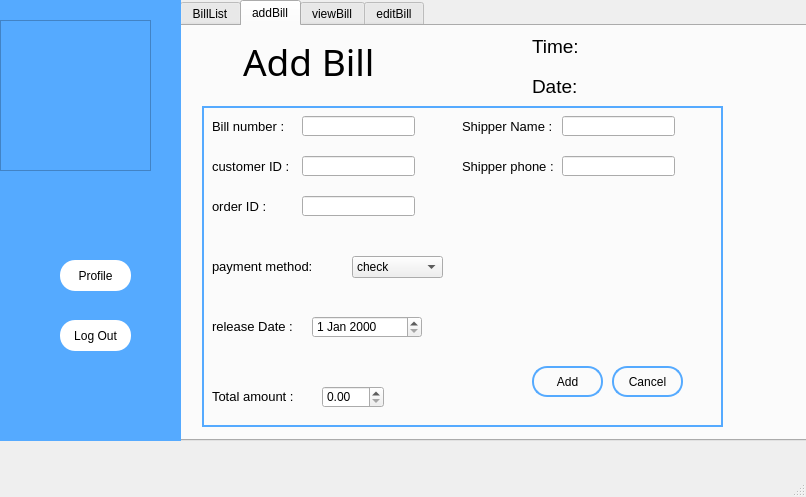
This is mainwindow.ui in KhairiSlimani/SmartFactory as Qt 5 draws it before an edit. The edited form follows.
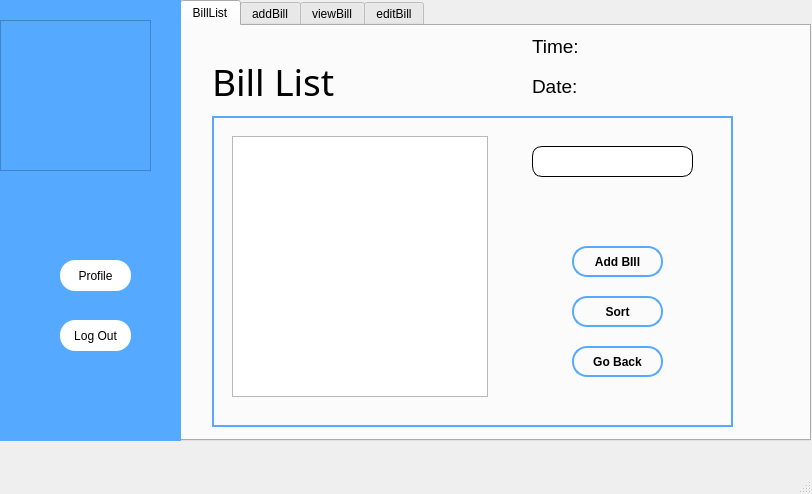
This is the edited form. The open tabs and pages were chosen to show the change. Icons and pictures are not drawn.

What changed in the file:
```diff
--- a/mainwindow.ui
+++ b/mainwindow.ui
@@ -6,8 +6,8 @@
    <rect>
     <x>0</x>
     <y>0</y>
-    <width>806</width>
-    <height>497</height>
+    <width>812</width>
+    <height>494</height>
    </rect>
   </property>
   <property name="windowTitle">
@@ -1915,12 +1915,14 @@
           </rect>
          </property>
          <property name="styleSheet">
-          <string notr="true"/>
+          <string notr="true">background:white ;
+border:1px solid black;
+border-radius:10px;</string>
          </property>
         </widget>
        </widget>
       </widget>
-      <widget class="QWidget" name="addBill">
+      <widget class="QWidget" name="addBill1">
        <attribute name="title">
         <string>addBill</string>
        </attribute>
@@ -1997,24 +1999,11 @@
           <string>Add</string>
          </property>
         </widget>
-        <widget class="QLineEdit" name="customerID">
-         <property name="geometry">
-          <rect>
-           <x>100</x>
-           <y>50</y>
-           <width>113</width>
-           <height>20</height>
-          </rect>
-         </property>
-         <property name="readOnly">
-          <bool>false</bool>
-         </property>
-        </widget>
         <widget class="QLabel" name="label_364">
          <property name="geometry">
           <rect>
            <x>10</x>
-           <y>90</y>
+           <y>60</y>
            <width>81</width>
            <height>21</height>
           </rect>
@@ -2034,7 +2023,7 @@
          <property name="geometry">
           <rect>
            <x>10</x>
-           <y>150</y>
+           <y>130</y>
            <width>111</width>
            <height>21</height>
           </rect>
@@ -2113,26 +2102,6 @@
           </rect>
          </property>
         </widget>
-        <widget class="QLabel" name="label_368">
-         <property name="geometry">
-          <rect>
-           <x>10</x>
-           <y>50</y>
-           <width>81</width>
-           <height>21</height>
-          </rect>
-         </property>
-         <property name="font">
-          <font>
-           <pointsize>10</pointsize>
-           <weight>50</weight>
-           <bold>false</bold>
-          </font>
-         </property>
-         <property name="text">
-          <string>customer ID :</string>
-         </property>
-        </widget>
         <widget class="QDoubleSpinBox" name="doubleSpinBox">
          <property name="geometry">
           <rect>
@@ -2147,7 +2116,7 @@
          <property name="geometry">
           <rect>
            <x>100</x>
-           <y>90</y>
+           <y>60</y>
            <width>113</width>
            <height>20</height>
           </rect>
@@ -2236,8 +2205,8 @@
         <widget class="QComboBox" name="paymentMethod">
          <property name="geometry">
           <rect>
-           <x>150</x>
-           <y>150</y>
+           <x>130</x>
+           <y>130</y>
            <width>91</width>
            <height>22</height>
           </rect>
```
Left out of the diff: 386 changed lines with no effect on the pictures.
